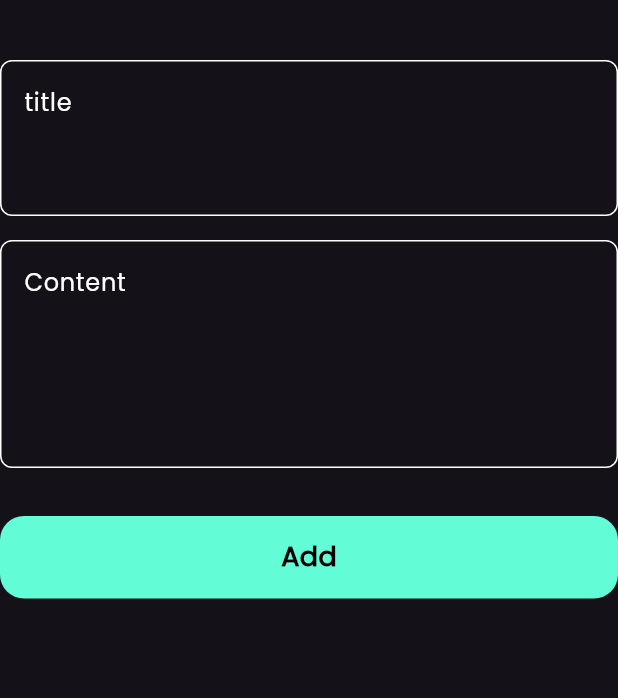
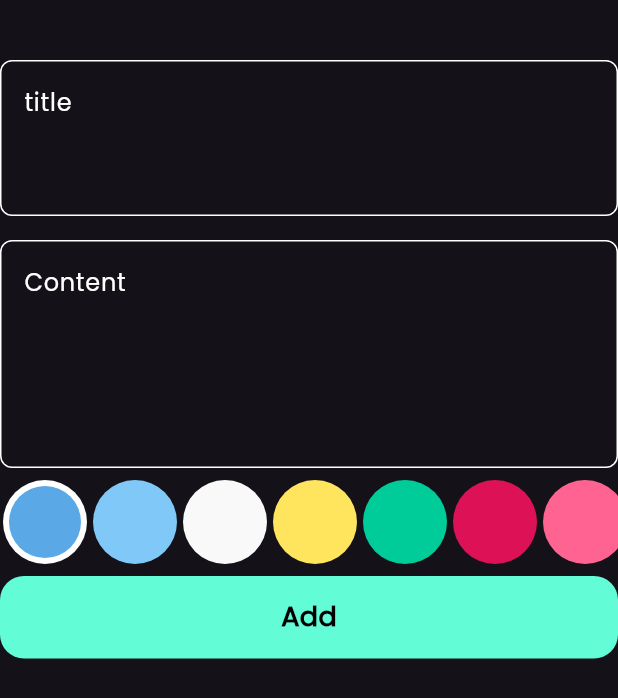
Before and after one commit to ramyMeg/notes_app, a Flutter app: the AddNoteForm widget shown alone on an empty page, opened directly, on a phone screen of 412 x 824 dp. Shown: the top 698 px of the screen. Run offline on Flutter 3.47's test engine with Material 3 defaults, Android fonts, the phone set to English and light mode, and no system bars; our stand-ins replace bloc, flutter_bloc, font_awesome_flutter, hive, hive_flutter; accounts and stored records are empty.

Commit message:
Create colors List view

```diff
--- a/lib/views/add_Note_Buttom_sheet.dart
+++ b/lib/views/add_Note_Buttom_sheet.dart
@@ -40,7 +40,8 @@ class _AddNoteBottomSheetState extends State<AddNoteBottomSheet> {
               right: 16,
               bottom: MediaQuery.of(context).viewInsets.bottom,
             ),
-            child: const SingleChildScrollView(child: AddNoteForm()),
+            child: const SingleChildScrollView(
+              child: AddNoteForm()),
           ),
         ),
       ),
--- a/lib/views/add_note_form.dart
+++ b/lib/views/add_note_form.dart
@@ -3,6 +3,7 @@ import 'package:flutter_bloc/flutter_bloc.dart';
 import 'package:intl/intl.dart';
 import 'package:notes_app/cubits/add_note_cubit/add_note_cubit_cubit.dart';
 import 'package:notes_app/models/note_model.dart';
+import 'package:notes_app/views/colors_list_view.dart';
 import 'package:notes_app/views/custom_text_field.dart';
 import 'package:notes_app/views/widgets/custom_button.dart';
 
@@ -42,7 +43,10 @@ class _AddNoteFormState extends State<AddNoteForm> {
             hint: 'Content',
             maxlines: 5,
           ),
-          const SizedBox(height: 32),
+          const SizedBox(height: 8),
+          ColorsListView(),
+          const SizedBox(height: 8),
+
           BlocBuilder<AddNoteCubit, AddNoteCubitState>(
             builder: (context, state) {
               return CustomButton(
@@ -70,7 +74,7 @@ class _AddNoteFormState extends State<AddNoteForm> {
               );
             },
           ),
-          const SizedBox(height: 32),
+          const SizedBox(height: 50),
         ],
       ),
     );
--- /dev/null
+++ b/lib/views/colors_list_view.dart
@@ -0,0 +1,76 @@
+
+
+import 'package:flutter/material.dart';
+
+class ColorItem extends StatelessWidget {
+   ColorItem({super.key, required this.isActive, required this.color});
+ final bool isActive;
+ final Color color;
+  @override
+  Widget build(BuildContext context) {
+    return isActive ?  CircleAvatar(
+      radius: 28,
+      backgroundColor: Colors.white,
+      child: CircleAvatar(
+        radius: 24,
+        backgroundColor: color,
+      ),
+    )
+
+    :  CircleAvatar(
+      radius: 28,
+      backgroundColor: color,
+    );
+  }
+}
+
+class ColorsListView extends StatefulWidget {
+  const ColorsListView({super.key, });
+
+  @override
+  State<ColorsListView> createState() => _ColorsListViewState();
+}
+
+class _ColorsListViewState extends State<ColorsListView> {
+
+int currentIndex =0;
+
+  List<Color> colors = const[
+    Color(0xff5aa9e6),
+    Color(0xff7fc8f8),
+    Color(0xfff9f9f9),
+    Color(0xffffe45e),
+    Color(0xff00CC99),
+    Color(0xffDD1155),
+    Color(0xffff6392),
+    Color(0xff880044),
+
+  ];
+  @override
+  Widget build(BuildContext context) {
+    return  SizedBox
+    (
+      height: 28*2,
+      child: ListView.builder(
+        itemCount: colors.length,
+        scrollDirection: Axis.horizontal ,
+        itemBuilder: (context, index) {
+          return Padding(
+            padding:const  EdgeInsets.symmetric(horizontal: 2.0),
+            child:  GestureDetector( onTap: () {
+              currentIndex = index;
+              setState(() {
+
+              });
+            },
+              child: ColorItem (
+                color: colors[index],
+                isActive: currentIndex == index,
+              ),
+            ),
+          );
+        },
+      ),
+    );
+  }
+}
```
